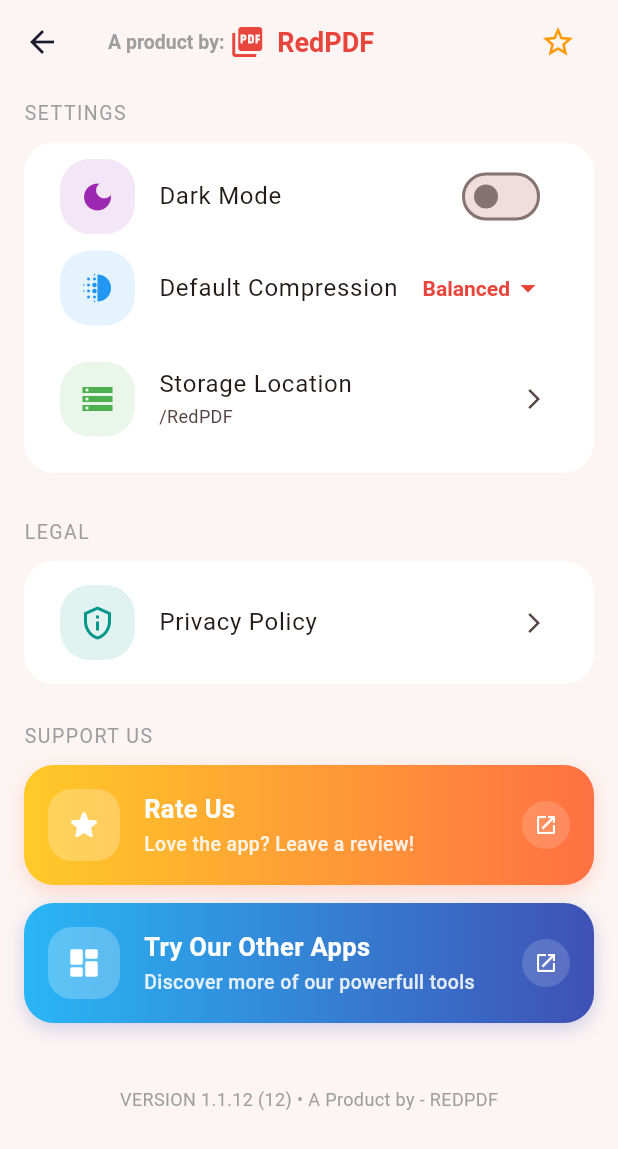
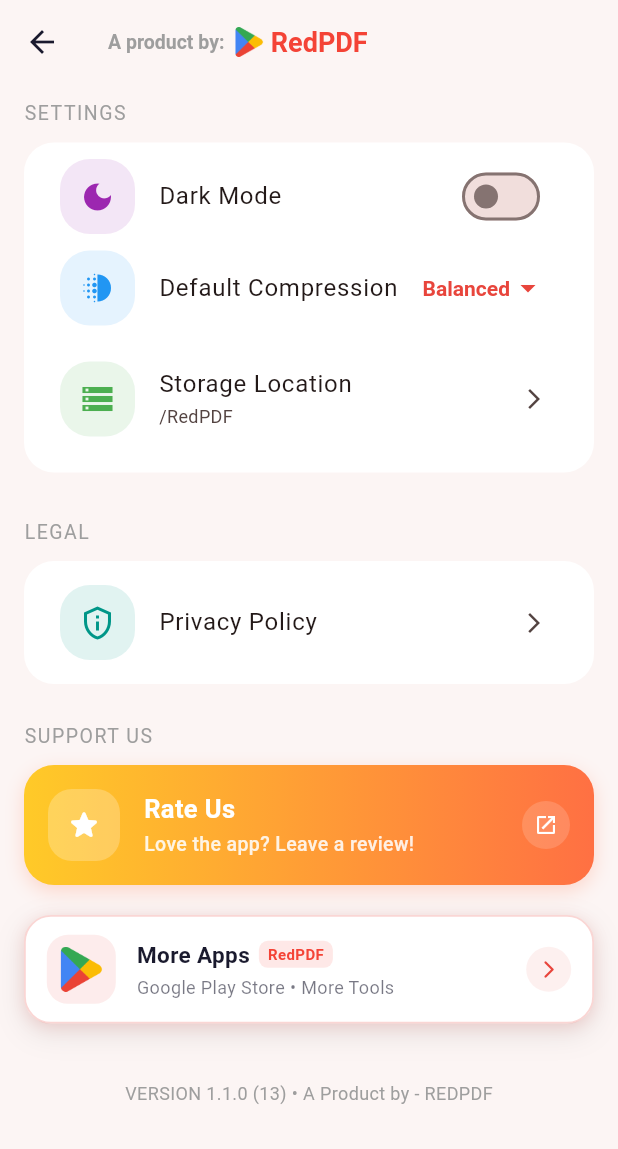
Before and after one commit to anil-s-yadav/REDPDF_compress, a Flutter app: the ProfileScreen screen opened by its route, on a phone screen of 412 x 824 dp. Shown: the top 1149 px of the screen. Run offline on Flutter 3.47's test engine with Material 3 defaults, Android fonts, the phone set to English and light mode, and no system bars; our stand-ins replace file_picker, flutter_image_compress, open_filex, share_plus, shared_preferences; missing offline and left inert: external_path, in_app_update, pdf_manipulator, pdfrx; accounts and stored records are empty.

Commit message:
refactor ui

```diff
--- a/lib/screens/profilescreen.dart
+++ b/lib/screens/profilescreen.dart
@@ -25,34 +25,33 @@
     return Scaffold(
       backgroundColor: color.bg,
       appBar: AppBar(
-        title: Row(
-          children: [
-            Text(
-              "A product by: ",
-              style: TextStyle(
-                color: Colors.grey,
-                // fontWeight: FontWeight.bold,
-                fontSize: 13,
+        title: GestureDetector(
+          onTap: () => _launchUrl(
+            "https://play.google.com/store/apps/details?id=com.legendarysoftware.compress_pdf_redpdf",
+          ),
+          child: Row(
+            children: [
+              Text(
+                "A product by:  ",
+                style: TextStyle(color: Colors.grey, fontSize: 13),
               ),
-            ),
-            Icon(Icons.picture_as_pdf, color: color.primary),
-            const SizedBox(width: 8),
-            Text(
-              "RedPDF",
-              style: TextStyle(
-                color: color.primary,
-                fontWeight: FontWeight.bold,
-                fontSize: 18,
+              Image.asset(
+                'lib/assets/google-play-store-icon.png',
+                height: 20,
+                errorBuilder: (context, error, stackTrace) =>
+                    const Icon(Icons.shop, size: 20, color: Colors.grey),
               ),
-            ),
-            const Spacer(),
-            IconButton(
-              onPressed: () => _launchUrl(
-                "https://play.google.com/store/apps/details?id=com.legendarysoftware.compress_pdf_redpdf",
+              // const SizedBox(width: 8),
+              Text(
+                " RedPDF",
+                style: TextStyle(
+                  color: Colors.red,
+                  fontWeight: FontWeight.bold,
+                  fontSize: 18,
+                ),
               ),
-              icon: Icon(Icons.star_border, color: Colors.orange),
-            ),
-          ],
+            ],
+          ),
         ),
       ),
       body: SingleChildScrollView(
@@ -260,15 +259,7 @@
                       "https://play.google.com/store/apps/details?id=com.legendarysoftware.compress_pdf_redpdf",
                     ),
                   ),
-                  _buildActionTile(
-                    title: "Try Our Other Apps",
-                    subtitle: "Discover more of our powerfull tools",
-                    icon: Icons.dashboard_rounded,
-                    colors: [Colors.lightBlue.shade400, Colors.indigo.shade500],
-                    onTap: () => _launchUrl(
-                      "https://play.google.com/store/search?q=pub%3ALegendary%20Software%20Solutions&c=apps",
-                    ),
-                  ),
+                  _otherAppsTile(color),
                 ],
               ),
             ),
@@ -285,7 +276,7 @@
             // ),
             const SizedBox(height: 10),
             Text(
-              "VERSION 1.1.12 (12) • A Product by - REDPDF",
+              "VERSION 1.1.0 (13) • A Product by - REDPDF",
               style: TextStyle(fontSize: 12, color: Colors.grey),
             ),
             const SizedBox(height: 20),
@@ -297,14 +288,14 @@
 
   // Card Wrapper
   Widget _card(Color color, {required Widget child}) {
-    return Container(
-      margin: const EdgeInsets.symmetric(horizontal: 16),
-      padding: const EdgeInsets.all(8),
-      decoration: BoxDecoration(
+    return Padding(
+      padding: const EdgeInsets.symmetric(horizontal: 16),
+      child: Material(
         color: color,
         borderRadius: BorderRadius.circular(20),
+        clipBehavior: Clip.antiAlias,
+        child: Padding(padding: const EdgeInsets.all(8), child: child),
       ),
-      child: child,
     );
   }
 
@@ -451,4 +442,123 @@
       ),
     );
   }
+
+  Widget _otherAppsTile(AppColors color) {
+    return Container(
+      margin: const EdgeInsets.symmetric(vertical: 8),
+      decoration: BoxDecoration(
+        color: color.card,
+        borderRadius: BorderRadius.circular(18),
+        border: Border.all(
+          color: color.primary.withValues(alpha: 0.22),
+          width: 1.2,
+        ),
+        boxShadow: [
+          BoxShadow(
+            color: Colors.black.withValues(alpha: 0.09),
+            blurRadius: 16,
+            offset: const Offset(0, 6),
+            spreadRadius: 1,
+          ),
+          BoxShadow(
+            color: color.primary.withValues(alpha: 0.14),
+            blurRadius: 8,
+            offset: const Offset(0, 2),
+          ),
+        ],
+      ),
+      child: Material(
+        color: Colors.transparent,
+        child: InkWell(
+          borderRadius: BorderRadius.circular(18),
+          onTap: () => _launchUrl(
+            'https://play.google.com/store/apps/dev?id=8832237281097064209',
+          ),
+          child: Padding(
+            padding: const EdgeInsets.symmetric(horizontal: 14, vertical: 12),
+            child: Row(
+              children: [
+                Container(
+                  height: 46,
+                  width: 46,
+                  padding: const EdgeInsets.all(8),
+                  decoration: BoxDecoration(
+                    color: color.primary.withValues(alpha: 0.1),
+                    borderRadius: BorderRadius.circular(14),
+                  ),
+                  child: Image.asset(
+                    'lib/assets/google-play-store-icon.png',
+                    fit: BoxFit.contain,
+                  ),
+                ),
+                const SizedBox(width: 14),
+                Expanded(
+                  child: Column(
+                    crossAxisAlignment: CrossAxisAlignment.start,
+                    children: [
+                      Row(
+                        children: [
+                          Flexible(
+                            child: Text(
+                              "More Apps",
+                              style: TextStyle(
+                                color: color.text,
+                                fontSize: 15,
+                                fontWeight: FontWeight.bold,
+                              ),
+                              overflow: TextOverflow.ellipsis,
+                            ),
+                          ),
+                          const SizedBox(width: 6),
+                          Container(
+                            padding: const EdgeInsets.symmetric(
+                              horizontal: 6,
+                              vertical: 2,
+                            ),
+                            decoration: BoxDecoration(
+                              color: Colors.red.withValues(alpha: 0.12),
+                              borderRadius: BorderRadius.circular(6),
+                            ),
+                            child: Text(
+                              "RedPDF",
+                              style: TextStyle(
+                                color: Colors.red,
+                                fontSize: 10,
+                                fontWeight: FontWeight.bold,
+                              ),
+                            ),
+                          ),
+                        ],
+                      ),
+                      const SizedBox(height: 3),
+                      Text(
+                        "Google Play Store • More Tools",
+                        style: TextStyle(
+                          color: color.text.withAlpha(150),
+                          fontSize: 12,
+                        ),
+                      ),
+                    ],
+                  ),
+                ),
+                const SizedBox(width: 8),
+                Container(
+                  padding: const EdgeInsets.all(8),
+                  decoration: BoxDecoration(
+                    color: color.primary.withValues(alpha: 0.08),
+                    shape: BoxShape.circle,
+                  ),
+                  child: Icon(
+                    Icons.arrow_forward_ios_rounded,
+                    size: 14,
+                    color: color.primary,
+                  ),
+                ),
+              ],
+            ),
+          ),
+        ),
+      ),
+    );
+  }
 }
```
Also changed, not shown: pubspec.yaml (+3 -9 lines), lib/assets/google-play-store-icon.png (added), pubspec.lock, 4 other files.
